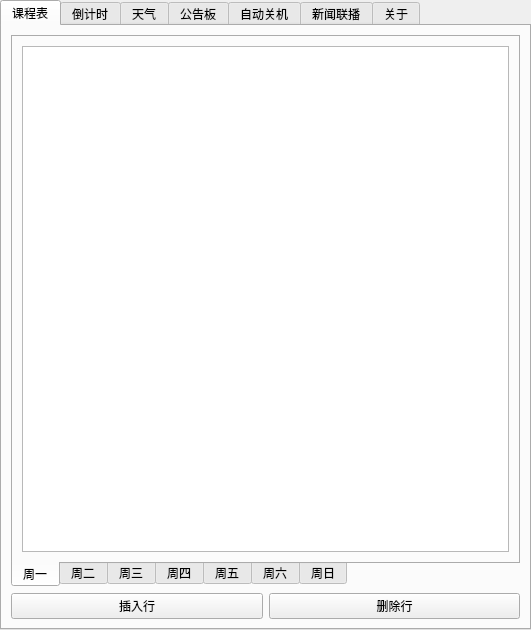
Old version of the form ui/setting.ui in the repository Return-Log/Education-Clock.
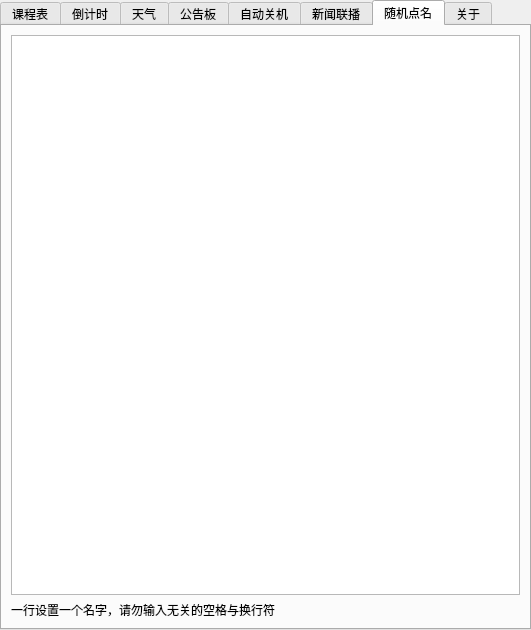
New version of the form. Icons and pictures are not drawn.

Commit message: v3.5 添加自动点名模块

The edit to the form file:
```diff
--- a/ui/setting.ui
+++ b/ui/setting.ui
@@ -42,7 +42,7 @@
       <enum>QTabWidget::Rounded</enum>
      </property>
      <property name="currentIndex">
-      <number>0</number>
+      <number>6</number>
      </property>
      <property name="elideMode">
       <enum>Qt::ElideNone</enum>
@@ -655,6 +655,23 @@
        </item>
       </layout>
      </widget>
+     <widget class="QWidget" name="tab_8">
+      <attribute name="title">
+       <string>随机点名</string>
+      </attribute>
+      <layout class="QGridLayout" name="gridLayout_8">
+       <item row="0" column="0">
+        <widget class="QPlainTextEdit" name="plainTextEdit"/>
+       </item>
+       <item row="1" column="0">
+        <widget class="QLabel" name="label_30">
+         <property name="text">
+          <string>一行设置一个名字，请勿输入无关的空格与换行符</string>
+         </property>
+        </widget>
+       </item>
+      </layout>
+     </widget>
      <widget class="QWidget" name="tab_6">
       <property name="minimumSize">
        <size>
```
The commit also changes 8 other files.
